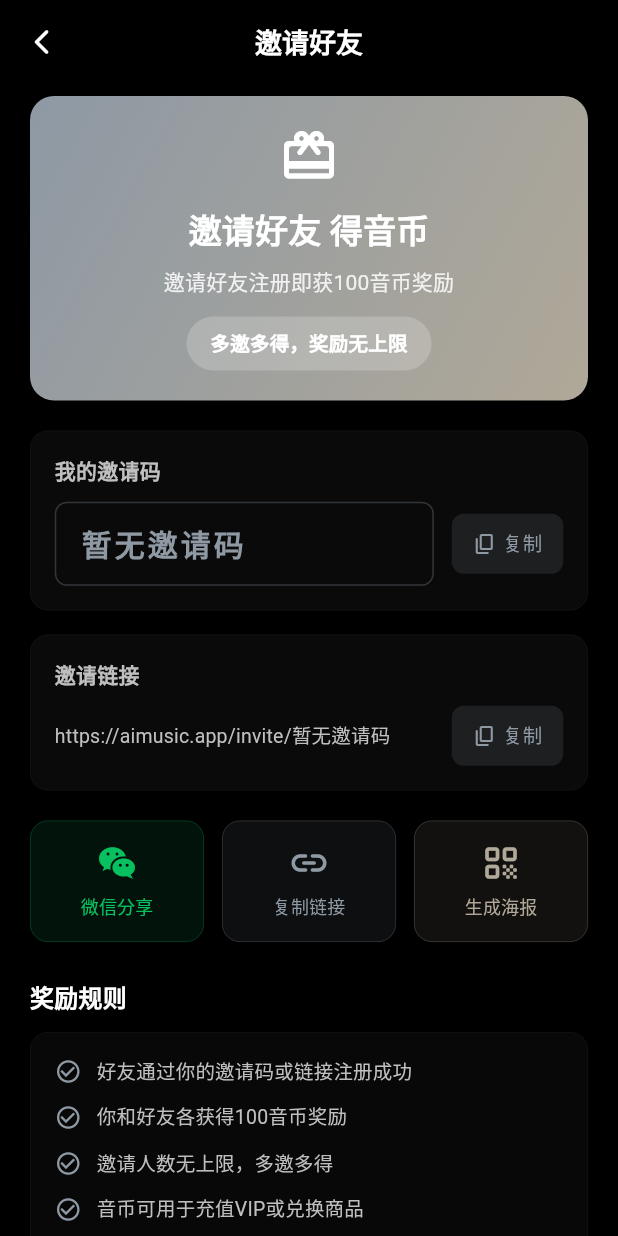
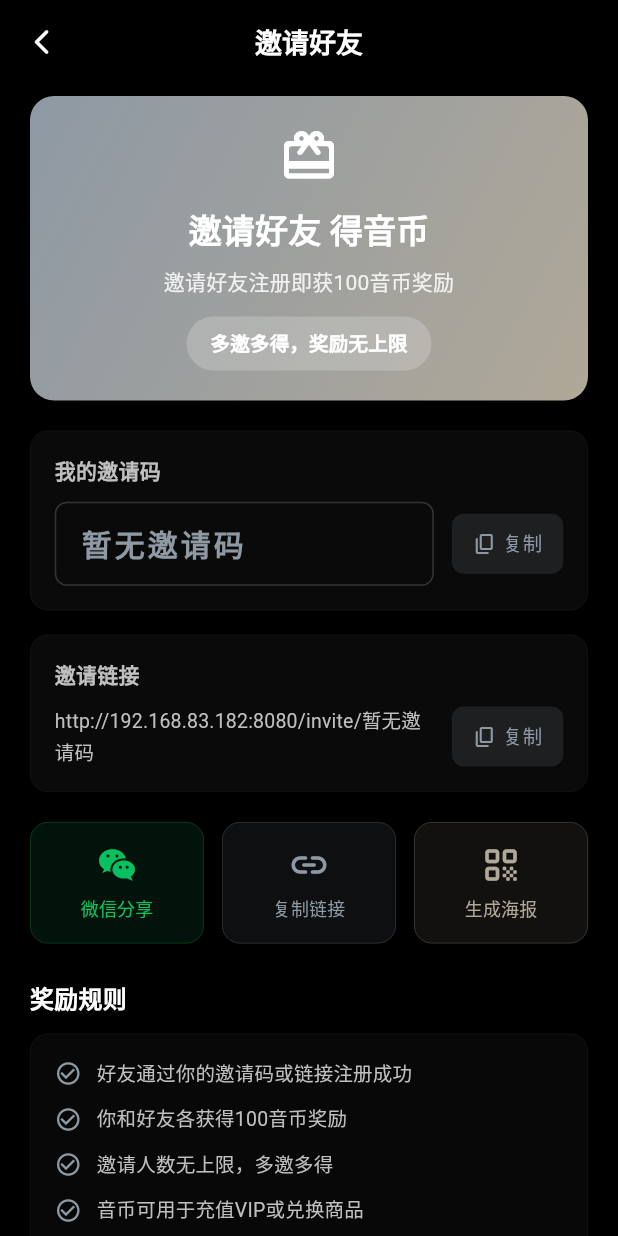
Before and after one commit to yuhao-jack/aimusic-app, a Flutter app: the InvitePage screen opened by its route, on a phone screen of 412 x 824 dp. Run offline on Flutter 3.47's test engine with Material 3 defaults, Android fonts, the light colour scheme and no system bars; our stand-ins replace audioplayers, cached_network_image, dio, file_picker, flutter_local_notifications, get and 4 more; missing offline and left inert: record; accounts and stored records are empty.

Commit message:
fix: 消除硬编码 - 域名/签到奖励/CORS/颜色全部配置化
- 域名: shareBaseUrl 从 ApiConfig 读取
- 签到奖励: 从 system_configs 表读取
- CORS: 从配置文件读取允许的 origin
- WebSocket: Origin白名单从配置读取
- 心情推荐颜色: 提取到 AppTheme 常量
- 积分商城/每日任务: 添加注释说明待后端API

```diff
--- a/frontend/lib/modules/invite/invite_page.dart
+++ b/frontend/lib/modules/invite/invite_page.dart
@@ -3,6 +3,7 @@ import 'package:flutter/services.dart';
 import 'package:get/get.dart';
 import 'package:aimusic_app/theme/app_theme.dart';
 import 'package:aimusic_app/global/user_controller.dart';
+import 'package:aimusic_app/utils/api_config.dart';
 import 'package:aimusic_app/utils/toast_util.dart';
 
 /// 邀请好友页面
@@ -16,7 +17,7 @@ class InvitePage extends StatelessWidget {
   }
 
   /// 邀请链接基于邀请码动态生成
-  String get _inviteLink => 'https://aimusic.app/invite/$_inviteCode';
+  String get _inviteLink => '${ApiConfig.shareBaseUrl}/invite/$_inviteCode';
 
   /// 每位好友奖励音币数
   static const int _rewardPerFriend = 100;
--- a/frontend/lib/modules/report/listening_report_page.dart
+++ b/frontend/lib/modules/report/listening_report_page.dart
@@ -4,6 +4,7 @@ import 'package:get/get.dart';
 import 'package:cached_network_image/cached_network_image.dart';
 import 'package:aimusic_app/modules/report/listening_report_controller.dart';
 import 'package:aimusic_app/theme/app_theme.dart';
+import 'package:aimusic_app/utils/api_config.dart';
 import 'package:aimusic_app/utils/toast_util.dart';
 import 'package:aimusic_app/widgets/animated_transitions.dart';
 import 'package:aimusic_app/widgets/shimmer_loading.dart';
@@ -468,7 +469,7 @@ class ListeningReportPage extends GetView<ListeningReportController> {
       child: ElevatedButton.icon(
         onPressed: () {
           // 复制周报分享链接到剪贴板
-          Clipboard.setData(ClipboardData(text: 'https://aimusic.app/report'));
+          Clipboard.setData(ClipboardData(text: '${ApiConfig.shareBaseUrl}/report'));
           ToastUtil.showSuccess('链接已复制');
         },
         icon: const Icon(Icons.share_rounded, size: 18),
--- a/frontend/lib/modules/shop/points_shop_page.dart
+++ b/frontend/lib/modules/shop/points_shop_page.dart
@@ -22,6 +22,8 @@ class _PointsShopPageState extends State<PointsShopPage> {
   }
 
   /// 商品列表
+  /// 注意：后端暂无积分商城 API，商品数据为前端硬编码
+  /// 待后端 /api/v1/shop/products 接口完成后，改为从接口动态获取
   final List<Map<String, dynamic>> _products = [
     {
       'id': 1,
--- a/frontend/lib/modules/tasks/daily_tasks_page.dart
+++ b/frontend/lib/modules/tasks/daily_tasks_page.dart
@@ -13,6 +13,8 @@ class DailyTasksPage extends StatefulWidget {
 
 class _DailyTasksPageState extends State<DailyTasksPage> {
   /// 任务列表（前端展示，签到状态从后端获取）
+  /// 注意：后端暂无每日任务配置 API，任务列表和奖励数值为前端硬编码
+  /// 待后端 /api/v1/tasks/daily 接口完成后，改为从接口动态获取
   final List<Map<String, dynamic>> _tasks = [
     {
       'id': 1,
--- a/frontend/lib/theme/app_theme.dart
+++ b/frontend/lib/theme/app_theme.dart
@@ -580,6 +580,15 @@ class AppTheme {
     borderRadius: BorderRadius.all(Radius.circular(1000)),
   );
 
+  // ==================== MOOD RECOMMEND COLORS ====================
+  /// 心情推荐颜色 — 用于首页心情推荐区域的时段标识
+  static const Color moodMorning = Color(0xFFFFD700);     // 早安音乐 — 金色
+  static const Color moodAfternoon = Color(0xFF90EE90);   // 午后放松 — 浅绿
+  static const Color moodVitality = Color(0xFFFFA500);    // 下午活力 — 橙色
+  static const Color moodDusk = Color(0xFFFF6347);        // 傍晚黄昏 — 番茄红
+  static const Color moodNight = Color(0xFF4169E1);       // 夜晚陪伴 — 皇家蓝
+  static const Color moodLateNight = Color(0xFF6A5ACD);   // 深夜电台 — 板岩紫
+
   // ==================== NEW GLASS DESIGN SYSTEM ====================
   // 以下为简约毛玻璃科技感设计系统新增内容
 
--- a/frontend/lib/utils/api_config.dart
+++ b/frontend/lib/utils/api_config.dart
@@ -30,4 +30,7 @@ class ApiConfig {
 
   /// API 完整基础路径（含 /api/v1/）
   static String get apiBaseUrl => '$serverBaseUrl/api/v1/';
+
+  /// 分享链接前缀（H5 页面地址，用于生成分享链接和海报二维码）
+  static String get shareBaseUrl => serverBaseUrl;
 }
--- a/frontend/lib/utils/poster_util.dart
+++ b/frontend/lib/utils/poster_util.dart
@@ -6,6 +6,7 @@ import 'package:flutter/services.dart';
 import 'package:get/get.dart';
 import 'package:path_provider/path_provider.dart';
 import 'package:aimusic_app/theme/app_theme.dart';
+import 'package:aimusic_app/utils/api_config.dart';
 import 'package:aimusic_app/utils/toast_util.dart';
 
 /// 分享海报生成工具
@@ -309,7 +310,7 @@ class _PosterWidget extends StatelessWidget {
                       ),
                       const SizedBox(height: 2),
                       Text(
-                        'aimusic.app',
+                        Uri.parse(ApiConfig.shareBaseUrl).host,
                         style: TextStyle(
                           fontSize: 8,
                           color: Colors.white.withOpacity(0.5),
--- a/frontend/lib/utils/share_util.dart
+++ b/frontend/lib/utils/share_util.dart
@@ -2,6 +2,7 @@ import 'package:flutter/material.dart';
 import 'package:flutter/services.dart';
 import 'package:get/get.dart';
 import 'package:aimusic_app/theme/app_theme.dart';
+import 'package:aimusic_app/utils/api_config.dart';
 import 'package:aimusic_app/utils/toast_util.dart';
 
 class ShareUtil {
@@ -290,18 +291,19 @@ class ShareUtil {
 
   // 生成分享链接
   static String _generateShareLink(String shareType, Map<String, dynamic> data) {
+    final base = ApiConfig.shareBaseUrl;
     switch (shareType) {
       case 'song':
         final songId = data['id'] ?? '';
-        return 'https://aimusic.app/song/$songId';
+        return '$base/song/$songId';
       case 'playlist':
         final playlistId = data['id'] ?? '';
-        return 'https://aimusic.app/playlist/$playlistId';
+        return '$base/playlist/$playlistId';
       case 'post':
         final postId = data['id'] ?? '';
-        return 'https://aimusic.app/post/$postId';
+        return '$base/post/$postId';
       default:
-        return 'https://aimusic.app';
+        return base;
     }
   }
 
```
Also changed, not shown: frontend/lib/modules/home/tabs/recommend_tab.dart (+6 -6 lines), 5 other files.
